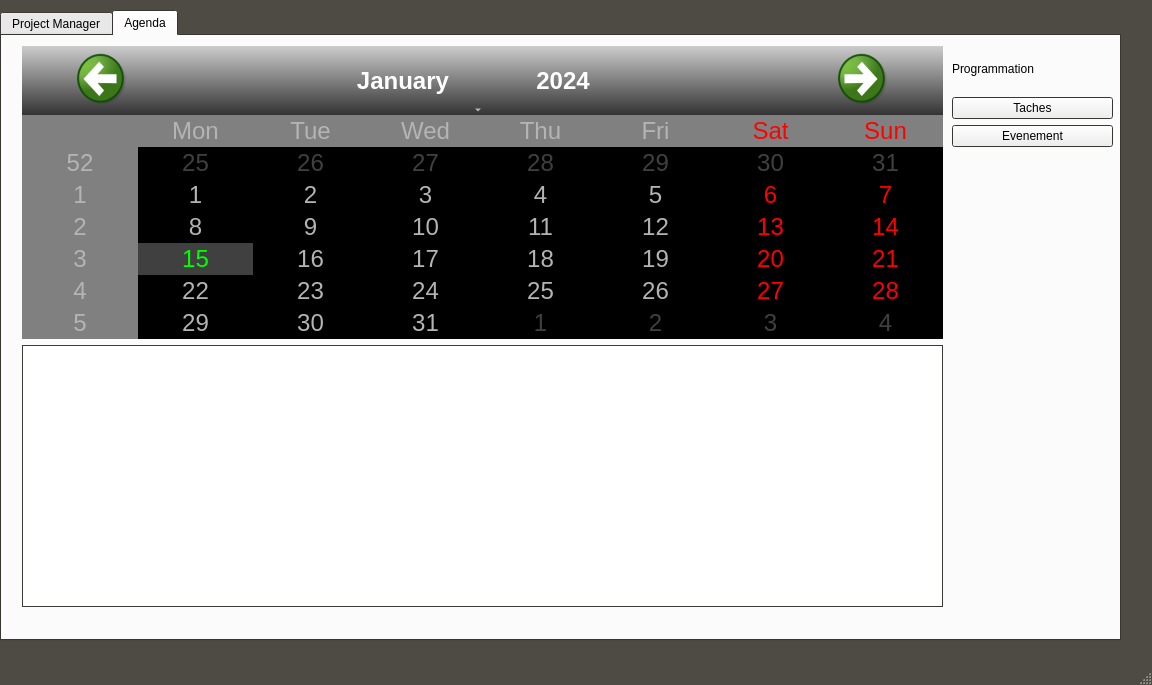
This is ProjectCalendar/mainwindow.ui in pzins/ProjectCalendar_LO21 as Qt 5 draws it before an edit. The edited form follows.
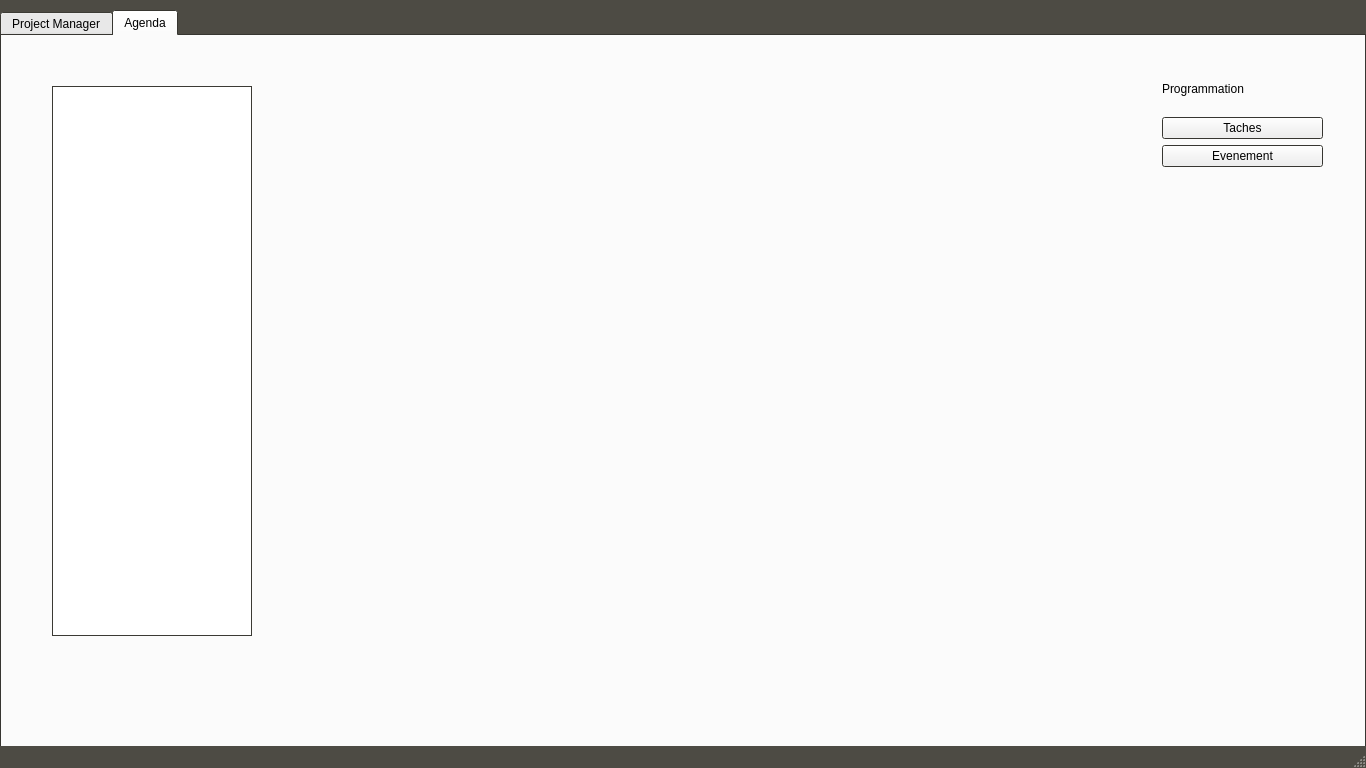
This is the edited form. Icons and pictures are not drawn.

```diff
--- a/ProjectCalendar/mainwindow.ui
+++ b/ProjectCalendar/mainwindow.ui
@@ -6,8 +6,8 @@
    <rect>
     <x>0</x>
     <y>0</y>
-    <width>1152</width>
-    <height>685</height>
+    <width>1366</width>
+    <height>768</height>
    </rect>
   </property>
   <property name="palette">
@@ -102,8 +102,8 @@
      <rect>
       <x>0</x>
       <y>10</y>
-      <width>1121</width>
-      <height>631</height>
+      <width>1366</width>
+      <height>768</height>
      </rect>
     </property>
     <property name="currentIndex">
@@ -882,76 +882,11 @@
      <attribute name="title">
       <string>Agenda</string>
      </attribute>
-     <widget class="QWidget" name="gridLayoutWidget">
-      <property name="geometry">
-       <rect>
-        <x>20</x>
-        <y>10</y>
-        <width>921</width>
-        <height>561</height>
-       </rect>
-      </property>
-      <layout class="QGridLayout" name="gridLayout">
-       <item row="1" column="1">
-        <widget class="QCalendarWidget" name="calendarWidget">
-         <property name="styleSheet">
-          <string notr="true">QCalendarWidget QWidget#qt_calendar_navigationbar { background-color: qlineargradient(x1:0, y1:0, x2:0, y2:1, stop: 0 #cccccc, stop: 1 #333333); }
-QCalendarWidget QToolButton {
-	height: 60px;
-	width: 150px;
-	color: white;
-	font-size: 24px;
-	icon-size: 56px, 56px;
-	background-color: qlineargradient(x1:0, y1:0, x2:0, y2:1, stop: 0 #cccccc, stop: 1 #333333);
-}
-QCalendarWidget QMenu {
-	width: 150px;
-	left: 20px;
-	color: white;
-	font-size: 18px;
-	background-color: rgb(100, 100, 100);
-}
-QCalendarWidget QSpinBox { 
-	width: 150px; 
-	font-size:24px; 
-	color: white; 
-	background-color: qlineargradient(x1:0, y1:0, x2:0, y2:1, stop: 0 #cccccc, stop: 1 #333333); 
-	selection-background-color: rgb(136, 136, 136);
-	selection-color: rgb(255, 255, 255);
-}
-QCalendarWidget QSpinBox::up-button { subcontrol-origin: border;  subcontrol-position: top right;  width:65px; }
-QCalendarWidget QSpinBox::down-button {subcontrol-origin: border; subcontrol-position: bottom right;  width:65px;}
-QCalendarWidget QSpinBox::up-arrow { width:56px;  height:56px; }
-QCalendarWidget QSpinBox::down-arrow { width:56px;  height:56px; }
- 
-/* header row */
-QCalendarWidget QWidget { alternate-background-color: rgb(128, 128, 128); }
- 
-/* normal days */
-QCalendarWidget QAbstractItemView:enabled 
-{
-	font-size:24px;  
-	color: rgb(180, 180, 180);  
-	background-color: black;  
-	selection-background-color: rgb(64, 64, 64); 
-	selection-color: rgb(0, 255, 0); 
-}
- 
-/* days in other months */
-QCalendarWidget QAbstractItemView:disabled { color: rgb(64, 64, 64); }</string>
-         </property>
-        </widget>
-       </item>
-       <item row="2" column="1">
-        <widget class="QTableWidget" name="tableWidget"/>
-       </item>
-      </layout>
-     </widget>
      <widget class="QWidget" name="verticalLayoutWidget_2">
       <property name="geometry">
        <rect>
-        <x>950</x>
-        <y>10</y>
+        <x>1160</x>
+        <y>30</y>
         <width>161</width>
         <height>101</height>
        </rect>
@@ -980,6 +915,16 @@
        </item>
       </layout>
      </widget>
+     <widget class="QGraphicsView" name="v_lundi">
+      <property name="geometry">
+       <rect>
+        <x>50</x>
+        <y>50</y>
+        <width>200</width>
+        <height>550</height>
+       </rect>
+      </property>
+     </widget>
     </widget>
    </widget>
   </widget>
```
Left out of the diff: 2 changed lines with no effect on the pictures.
